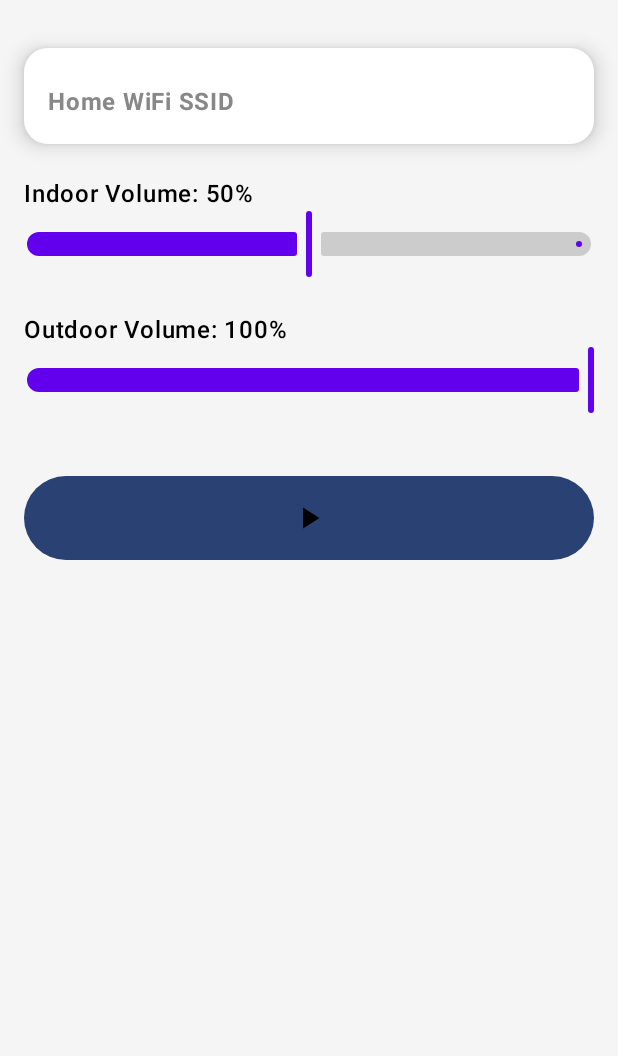
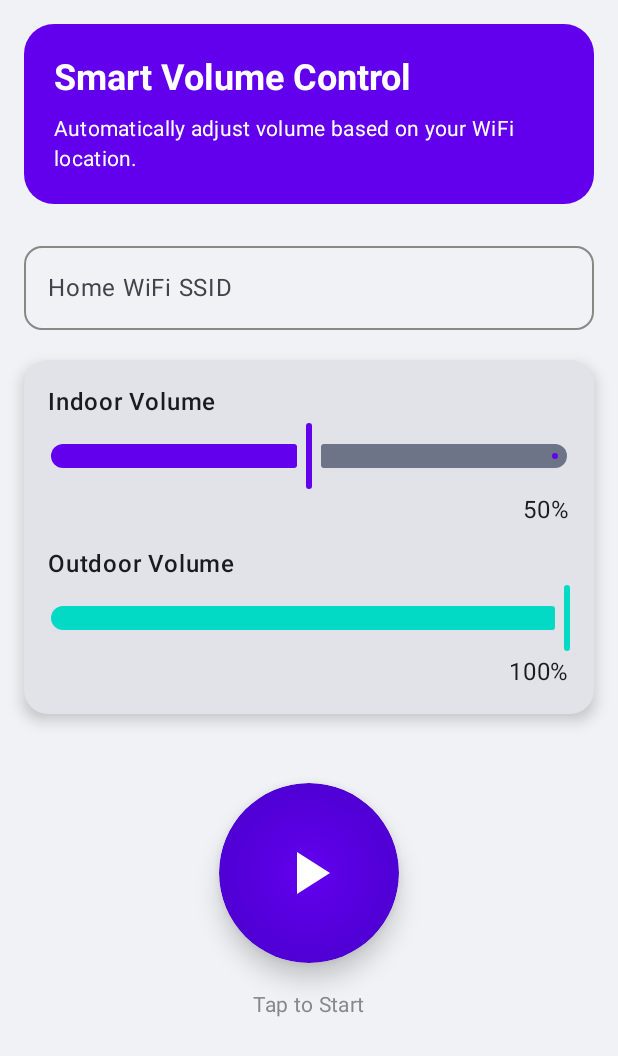
Before and after one commit to mfcc168/WVC, an Android app built with Jetpack Compose: the screen it shows after launch (MainActivity), on a phone screen of 412 x 824 dp. Shown: the top 1056 px of the screen. Run offline under Robolectric (Android 15) with nearby library versions, the phone set to English and light mode, and no system bars.

Commit message:
Update MainActivity.kt

```diff
--- a/app/src/main/java/com/lafarge/wvc/MainActivity.kt
+++ b/app/src/main/java/com/lafarge/wvc/MainActivity.kt
@@ -9,17 +9,29 @@ import android.widget.Toast
 import androidx.activity.ComponentActivity
 import androidx.activity.compose.setContent
 import androidx.activity.result.contract.ActivityResultContracts
+import androidx.compose.animation.core.LinearEasing
+import androidx.compose.animation.core.RepeatMode
+import androidx.compose.animation.core.animateFloat
+import androidx.compose.animation.core.infiniteRepeatable
+import androidx.compose.animation.core.rememberInfiniteTransition
+import androidx.compose.animation.core.tween
 import androidx.compose.foundation.background
+import androidx.compose.foundation.clickable
 import androidx.compose.foundation.layout.*
+import androidx.compose.foundation.shape.CircleShape
 import androidx.compose.foundation.shape.RoundedCornerShape
 import androidx.compose.material.icons.Icons
 import androidx.compose.material.icons.filled.PlayArrow
 import androidx.compose.material3.*
 import androidx.compose.runtime.Composable
+import androidx.compose.runtime.getValue
 import androidx.compose.runtime.mutableStateOf
 import androidx.compose.ui.Alignment
 import androidx.compose.ui.Modifier
+import androidx.compose.ui.draw.shadow
+import androidx.compose.ui.graphics.Brush
 import androidx.compose.ui.graphics.Color
+import androidx.compose.ui.graphics.graphicsLayer
 import androidx.compose.ui.text.TextStyle
 import androidx.compose.ui.text.font.FontWeight
 import androidx.compose.ui.unit.dp
@@ -90,115 +102,219 @@ class MainActivity : ComponentActivity() {
     }
 
     @Composable
+    fun DonutToggleButton(
+        isScanning: Boolean,
+        onToggle: () -> Unit
+    ) {
+        val transition = rememberInfiniteTransition(label = "pulse")
+
+        // Pulsing animation
+        val pulseScale by transition.animateFloat(
+            initialValue = 1f,
+            targetValue = 1.1f,
+            animationSpec = infiniteRepeatable(
+                animation = tween(800, easing = LinearEasing),
+                repeatMode = RepeatMode.Reverse
+            ),
+            label = "scale"
+        )
+
+        // Glow animation
+        val glowAlpha by transition.animateFloat(
+            initialValue = 0.3f,
+            targetValue = 0.6f,
+            animationSpec = infiniteRepeatable(
+                animation = tween(1000, easing = LinearEasing),
+                repeatMode = RepeatMode.Reverse
+            ),
+            label = "glowAlpha"
+        )
+
+        val actualScale = if (isScanning) pulseScale else 1f
+        val actualGlow = if (isScanning) glowAlpha else 0f
+
+        Box(
+            contentAlignment = Alignment.Center,
+            modifier = Modifier
+                .size(140.dp)
+        ) {
+            // Glowing aura
+            Box(
+                modifier = Modifier
+                    .size(140.dp)
+                    .graphicsLayer {
+                        scaleX = actualScale
+                        scaleY = actualScale
+                        alpha = actualGlow
+                    }
+                    .background(
+                        brush = Brush.radialGradient(
+                            colors = listOf(Color(0xFF03DAC6), Color.Transparent),
+                            radius = 250f
+                        ),
+                        shape = CircleShape
+                    )
+            )
+
+            // Donut button
+            Box(
+                contentAlignment = Alignment.Center,
+                modifier = Modifier
+                    .size(120.dp)
+                    .graphicsLayer {
+                        scaleX = actualScale
+                        scaleY = actualScale
+                    }
+                    .shadow(10.dp, shape = CircleShape)
+                    .background(
+                        brush = Brush.radialGradient(
+                            colors = if (isScanning)
+                                listOf(Color(0xFF03DAC6), Color(0xFF018786))
+                            else
+                                listOf(Color(0xFF6200EE), Color(0xFF3700B3)),
+                            radius = 200f
+                        ),
+                        shape = CircleShape
+                    )
+                    .clickable { onToggle() }
+            ) {
+                if (isScanning) {
+                    CircularProgressIndicator(
+                        color = Color.White,
+                        strokeWidth = 4.dp,
+                        modifier = Modifier.size(36.dp)
+                    )
+                } else {
+                    Icon(
+                        imageVector = Icons.Default.PlayArrow,
+                        contentDescription = "Start Scanning",
+                        tint = Color.White,
+                        modifier = Modifier.size(48.dp)
+                    )
+                }
+            }
+        }
+    }
+
+
+
+
+
+    @Composable
     fun MainScreen() {
         Surface(
             modifier = Modifier.fillMaxSize(),
-            color = Color(0xFFF5F5F5)
+            color = Color(0xFFF0F2F5) // soft background color
         ) {
             Column(
                 modifier = Modifier
-                    .padding(top = 32.dp, start = 16.dp, end = 16.dp)
-                    .fillMaxSize(),
-                verticalArrangement = Arrangement.spacedBy(24.dp)
+                    .fillMaxSize()
+                    .padding(16.dp),
+                verticalArrangement = Arrangement.spacedBy(20.dp)
             ) {
+                // Header section
                 Card(
-                    elevation = CardDefaults.cardElevation(defaultElevation = 8.dp),
+                    colors = CardDefaults.cardColors(containerColor = Color(0xFF6200EE)),
+                    shape = RoundedCornerShape(20.dp),
+                    modifier = Modifier.fillMaxWidth()
+                ) {
+                    Column(
+                        modifier = Modifier
+                            .fillMaxWidth()
+                            .padding(20.dp)
+                    ) {
+                        Text(
+                            "Smart Volume Control",
+                            style = MaterialTheme.typography.headlineSmall.copy(
+                                color = Color.White,
+                                fontWeight = FontWeight.Bold
+                            )
+                        )
+                        Spacer(modifier = Modifier.height(8.dp))
+                        Text(
+                            "Automatically adjust volume based on your WiFi location.",
+                            style = MaterialTheme.typography.bodyMedium.copy(
+                                color = Color.White
+                            )
+                        )
+                    }
+                }
+
+                // SSID Input
+                OutlinedTextField(
+                    value = currentSSID.value,
+                    onValueChange = { currentSSID.value = it },
+                    label = { Text("Home WiFi SSID") },
+                    modifier = Modifier
+                        .fillMaxWidth(),
+                    singleLine = true,
+                    shape = RoundedCornerShape(12.dp),
+                    colors = OutlinedTextFieldDefaults.colors(
+                        focusedBorderColor = Color(0xFF6200EE),
+                        unfocusedBorderColor = Color.Gray
+                    )
+                )
+
+                // Volume controls grouped
+                Card(
+                    elevation = CardDefaults.cardElevation(6.dp),
                     shape = RoundedCornerShape(16.dp),
                     modifier = Modifier.fillMaxWidth()
                 ) {
-                    OutlinedTextField(
-                        value = currentSSID.value,
-                        onValueChange = { currentSSID.value = it },
-                        label = { Text("Home WiFi SSID", fontWeight = FontWeight.Bold) },
-                        modifier = Modifier
-                            .fillMaxWidth()
-                            .background(Color.White),
-                        colors = OutlinedTextFieldDefaults.colors(
-                            focusedTextColor = Color.Black,
-                            unfocusedTextColor = Color.Black,
-                            focusedLabelColor = Color.Black,
-                            unfocusedLabelColor = Color.Gray,
-                            cursorColor = Color(0xFF6200EE),
-                            focusedBorderColor = Color.Transparent,
-                            unfocusedBorderColor = Color.Transparent
-                        ),
-                        textStyle = TextStyle(fontSize = 16.sp)
-                    )
-                }
-
-                Column(modifier = Modifier.fillMaxWidth()) {
-                    Text("Indoor Volume: ${indoorVolume.value}%", style = MaterialTheme.typography.bodyLarge.copy(fontWeight = FontWeight.Medium))
+                    Column(modifier = Modifier.padding(16.dp)) {
+                        Text("Indoor Volume", fontWeight = FontWeight.SemiBold)
                         Slider(
                             value = indoorVolume.value.toFloat(),
                             onValueChange = { indoorVolume.value = it.toInt() },
                             valueRange = 0f..100f,
-                        modifier = Modifier.fillMaxWidth(),
                             colors = SliderDefaults.colors(
-                            thumbColor = Color(0xFF6200EE),
                                 activeTrackColor = Color(0xFF6200EE),
-                            inactiveTrackColor = Color.LightGray
+                                thumbColor = Color(0xFF6200EE)
                             )
                         )
-                }
+                        Text("${indoorVolume.value}%", modifier = Modifier.align(Alignment.End))
 
-                Column(modifier = Modifier.fillMaxWidth()) {
-                    Text("Outdoor Volume: ${outdoorVolume.value}%", style = MaterialTheme.typography.bodyLarge.copy(fontWeight = FontWeight.Medium))
+                        Spacer(modifier = Modifier.height(12.dp))
+
+                        Text("Outdoor Volume", fontWeight = FontWeight.SemiBold)
                         Slider(
                             value = outdoorVolume.value.toFloat(),
                             onValueChange = { outdoorVolume.value = it.toInt() },
                             valueRange = 0f..100f,
-                        modifier = Modifier.fillMaxWidth(),
                             colors = SliderDefaults.colors(
-                            thumbColor = Color(0xFF6200EE),
-                            activeTrackColor = Color(0xFF6200EE),
-                            inactiveTrackColor = Color.LightGray
+                                activeTrackColor = Color(0xFF03DAC6),
+                                thumbColor = Color(0xFF03DAC6)
                             )
                         )
+                        Text("${outdoorVolume.value}%", modifier = Modifier.align(Alignment.End))
+                    }
                 }
 
-// Toggle scanning button with animation
                 Column(
                     modifier = Modifier
                         .fillMaxWidth()
                         .padding(top = 16.dp),
                     horizontalAlignment = Alignment.CenterHorizontally
                 ) {
-                    Button(
-                        onClick = {
-                            if (isScanning.value) {
-                                stopScanService()
-                            } else {
-                                startScanService()
+                    DonutToggleButton(
+                        isScanning = isScanning.value,
+                        onToggle = {
+                            if (isScanning.value) stopScanService() else startScanService()
+                            isScanning.value = !isScanning.value
                         }
-                            isScanning.value = !isScanning.value
-                        },
-                        modifier = Modifier
-                            .fillMaxWidth()
-                            .height(56.dp)
-                    ) {
-                        if (!isScanning.value) {
-                            Icon(
-                                imageVector = Icons.Default.PlayArrow,
-                                contentDescription = "Start Scanning",
-                                tint = Color.Black
                     )
-                        } else {
-                            CircularProgressIndicator(
-                                color = Color.Black,
-                                strokeWidth = 3.dp,
-                                modifier = Modifier
-                                    .size(24.dp)
-                                    .padding(2.dp)
+                    Spacer(modifier = Modifier.height(8.dp))
+                    Text(
+                        if (isScanning.value) "Scanning..." else "Tap to Start",
+                        style = MaterialTheme.typography.bodyMedium,
+                        color = Color.Gray
                     )
-                        }
-                    }
-
-
                 }
 
             }
         }
     }
+
 
     override fun onDestroy() {
         super.onDestroy()
```
Lines whose indentation alone changed are shown as unchanged.
